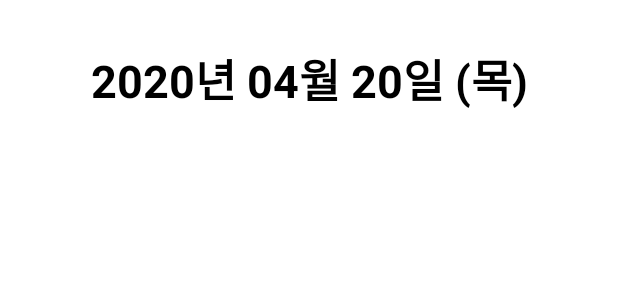
After one commit to psw9999/Gongmozootopia, an Android app: the layout holder_comment_list_header.xml on its own in the app's theme, with its tools: preview values and no code run, on a phone screen of 412 x 824 dp. The commit adds this screen. Shown: the top 300 px of the screen. Run offline under Robolectric (Android 15) with nearby library versions, the phone set to English and light mode, and no system bars; network calls fail; Roboto replaces fonts that are not available here.

Commit message:
22.05.27 - Comment 기능 구현

```diff
--- a/app/src/main/java/com/psw9999/gongmozootopia/UI/Activity/MainActivity.kt
+++ b/app/src/main/java/com/psw9999/gongmozootopia/UI/Activity/MainActivity.kt
@@ -5,7 +5,7 @@ import android.os.Bundle
 import androidx.viewpager2.widget.ViewPager2
 import com.psw9999.gongmozootopia.Adapter.MainViewPager
 import com.psw9999.gongmozootopia.R
-import com.psw9999.gongmozootopia.UI.Fragment.TempFragment
+import com.psw9999.gongmozootopia.UI.Fragment.CommentFragment
 import com.psw9999.gongmozootopia.UI.Fragment.MainFragment
 import com.psw9999.gongmozootopia.UI.Fragment.CalendarFragment
 import com.psw9999.gongmozootopia.UI.Fragment.ConfigurationFragment
@@ -34,7 +34,7 @@ class MainActivity : AppCompatActivity() {
                         intent.getParcelableArrayListExtra(STOCK_DATA))
                 }
             }
-            ,CalendarFragment(),ConfigurationFragment(),TempFragment())
+            ,CalendarFragment(),ConfigurationFragment(),CommentFragment())
         viewPager2.adapter = pagerAdapter
         viewPager2.isUserInputEnabled = false
     }
--- a/app/src/main/java/com/psw9999/gongmozootopia/communication/dbsgAPI.kt
+++ b/app/src/main/java/com/psw9999/gongmozootopia/communication/dbsgAPI.kt
@@ -23,4 +23,8 @@ interface dbsgAPI {
 
     @GET("/api/v1/ipo/schedule")
     fun getStockSchedule(@Query("startDate") startDate : String, @Query("endDate") endDate : String) : retrofit2.Call<ArrayList<ScheduleResponse>>
+
+    @GET("/api/v1/ipo/comment")
+    fun getComments() : retrofit2.Call<ArrayList<CommentResponse>>
+
 }
--- a/app/src/main/java/com/psw9999/gongmozootopia/data/ScheduleResponse.kt
+++ b/app/src/main/java/com/psw9999/gongmozootopia/data/ScheduleResponse.kt
@@ -1,7 +1,6 @@
 package com.psw9999.gongmozootopia.data
 
 import com.google.gson.annotations.SerializedName
-import java.io.Serializable
 
 data class ScheduleResponse(
     @SerializedName("ipoIndex") val ipoIndex : Long,
@@ -13,4 +12,4 @@ data class ScheduleResponse(
     @SerializedName("ipoEndDate") var ipoEndDate : String?,
     @SerializedName("ipoRefundDate") var ipoRefundDate : String?,
     @SerializedName("ipoDebutDate") var ipoDebutDate : String?
-) : Serializable
+)
--- a/app/src/main/res/layout/fragment_calendar.xml
+++ b/app/src/main/res/layout/fragment_calendar.xml
@@ -29,12 +29,13 @@
                 app:layout_constraintTop_toTopOf="parent">
 
                 <com.google.android.material.appbar.MaterialToolbar
-                    android:id="@+id/mainActivity_appbar"
+                    android:id="@+id/calendarFragment_appbar"
                     style="@style/AppTheme"
                     android:layout_width="match_parent"
                     android:layout_height="40dp"
                     app:title="일정"
-                    app:titleTextAppearance="@style/AppBarTitleSize"></com.google.android.material.appbar.MaterialToolbar>
+                    app:titleTextAppearance="@style/AppBarTitleSize">
+                </com.google.android.material.appbar.MaterialToolbar>
             </com.google.android.material.appbar.AppBarLayout>
 
             <androidx.cardview.widget.CardView
--- /dev/null
+++ b/app/src/main/res/layout/holder_comment_list_header.xml
@@ -0,0 +1,20 @@
+<?xml version="1.0" encoding="utf-8"?>
+<androidx.constraintlayout.widget.ConstraintLayout
+    xmlns:android="http://schemas.android.com/apk/res/android"
+    xmlns:app="http://schemas.android.com/apk/res-auto"
+    android:layout_width="match_parent"
+    android:layout_height="match_parent">
+
+    <TextView
+        android:id="@+id/textView_comment_header"
+        android:layout_width="wrap_content"
+        android:layout_height="wrap_content"
+        android:layout_marginTop="30dp"
+        android:text="2020년 04월 20일 (목)"
+        android:textColor="@color/black"
+        android:textSize="30dp"
+        android:textStyle="bold"
+        app:layout_constraintEnd_toEndOf="parent"
+        app:layout_constraintStart_toStartOf="parent"
+        app:layout_constraintTop_toTopOf="parent" />
+</androidx.constraintlayout.widget.ConstraintLayout>
--- a/app/src/main/res/layout/holder_stock.xml
+++ b/app/src/main/res/layout/holder_stock.xml
@@ -122,7 +122,6 @@
                         android:layout_margin="0dp"
                         app:chipSpacingHorizontal="3dp"
                         app:singleLine="true">
-
                     </com.google.android.material.chip.ChipGroup>
                 </HorizontalScrollView>
             </androidx.constraintlayout.widget.ConstraintLayout>
--- a/app/src/main/res/menu/main_bottom_navigation_items.xml
+++ b/app/src/main/res/menu/main_bottom_navigation_items.xml
@@ -6,10 +6,10 @@
     <item android:id="@+id/calendar"
         android:title="캘린더"
         android:icon="@drawable/calender_icon"/>
+    <item android:id="@+id/notification"
+        android:title="알람"
+        android:icon="@drawable/notification_icon" />
     <item android:id="@+id/setting"
         android:title="세팅"
         android:icon="@drawable/setting_icon"/>
-    <item android:id="@+id/notification"
-        android:title="알람"
-        android:icon="@drawable/notification_icon" />
 </menu>
```
Also changed, not shown: app/src/main/java/com/psw9999/gongmozootopia/Adapter/CommentAdapter.kt (added, +27 -0 lines), app/src/main/java/com/psw9999/gongmozootopia/Repository/CommentRepository.kt (added, +14 -0 lines), app/src/main/java/com/psw9999/gongmozootopia/UI/Fragment/CommentFragment.kt (added, +45 -0 lines), app/src/main/java/com/psw9999/gongmozootopia/UI/Fragment/TempFragment.kt (deleted, +0 -31 lines), app/src/main/java/com/psw9999/gongmozootopia/data/CommentListItem.kt (added, +23 -0 lines), app/src/main/java/com/psw9999/gongmozootopia/data/CommentResponse.kt (added, +12 -0 lines), app/src/main/res/layout/fragment_comment.xml (added, +36 -0 lines), app/src/main/res/layout/fragment_temp.xml (deleted, +0 -9 lines), app/src/main/res/layout/holder_comment_list_item.xml (added, +39 -0 lines).
